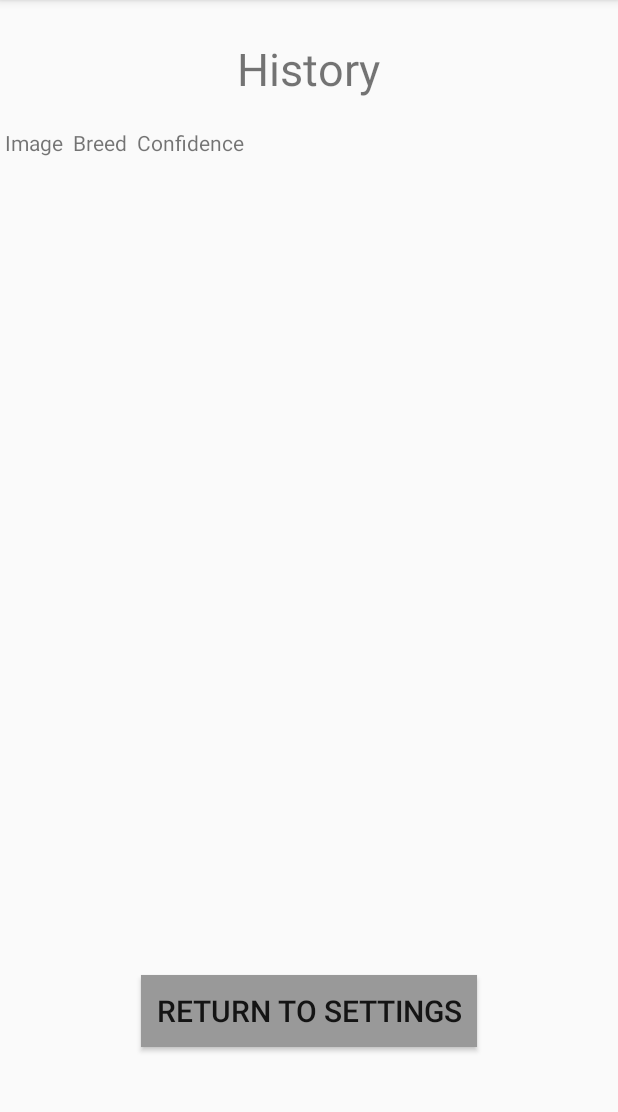
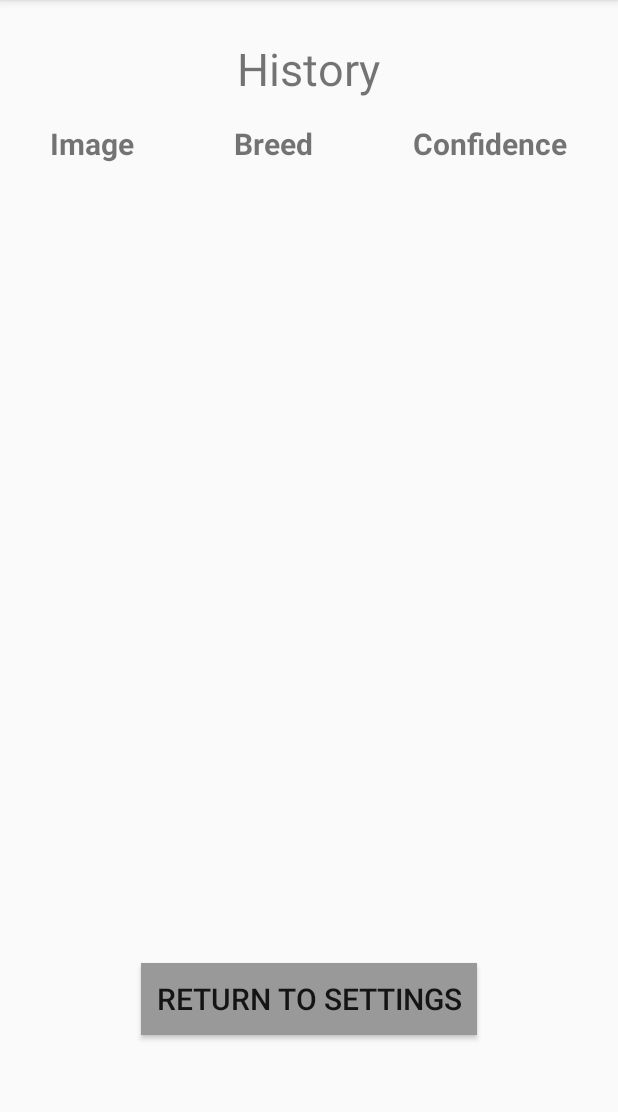
Before and after one commit to COSC481W-2020Fall/cosc481w-581-2020-fall-convoluted-classifiers, an Android app: the ThirdActivity screen opened directly, with no data from a screen before it, on a phone screen of 412 x 824 dp, the part 84-1196 px from its top. Run offline under Robolectric (Android 15) with nearby library versions, the phone set to English and light mode, and no system bars.

Commit message:
Adjusted table columns in history page and added column headers

```diff
--- a/CNNapp/app/src/main/java/com/example/cnnapp/FourthActivity.java
+++ b/CNNapp/app/src/main/java/com/example/cnnapp/FourthActivity.java
@@ -19,9 +19,6 @@ import android.widget.ImageView;
 import android.widget.ProgressBar;
 import android.widget.Toast;
 
-import org.json.JSONException;
-import org.json.JSONObject;
-
 import java.io.File;
 
 public class FourthActivity extends AppCompatActivity
@@ -34,7 +31,6 @@ public class FourthActivity extends AppCompatActivity
     Uri imgURI;
     File imgFile;
     ProgressBar progressBar;
-
 
     @Override
     protected void onCreate(Bundle savedInstanceState)
--- a/CNNapp/app/src/main/java/com/example/cnnapp/MainActivity.java
+++ b/CNNapp/app/src/main/java/com/example/cnnapp/MainActivity.java
@@ -125,6 +125,7 @@ public class MainActivity extends AppCompatActivity
         //Displays image that was taken to user from Camera
         if (requestCode == 1) {
             imgFile = new File(mCurrentPhotoPath);
+            selectedImage = Uri.parse(mCurrentPhotoPath);
             //Checks if File exists
             if (imgFile.exists()) {
                 //Displays image taken
@@ -156,7 +157,6 @@ public class MainActivity extends AppCompatActivity
 
             } catch (Exception e) {
                 Toast.makeText(this, e.getMessage(), Toast.LENGTH_LONG).show();
-
             }
         }
 
@@ -270,7 +270,6 @@ public class MainActivity extends AppCompatActivity
             }
         }
     }
-
 
     /* To fix image rotation issue */
     public Bitmap displayImage(Bitmap myBitmap)
--- a/CNNapp/app/src/main/java/com/example/cnnapp/ThirdActivity.java
+++ b/CNNapp/app/src/main/java/com/example/cnnapp/ThirdActivity.java
@@ -6,7 +6,6 @@ import android.graphics.BitmapFactory;
 import android.net.Uri;
 import android.os.Build;
 import android.os.Bundle;
-import android.provider.MediaStore;
 import android.util.TypedValue;
 import android.view.Menu;
 import android.view.MenuInflater;
@@ -70,30 +69,6 @@ public class ThirdActivity extends AppCompatActivity
                 TableLayout.LayoutParams.MATCH_PARENT,
                 TableLayout.LayoutParams.WRAP_CONTENT));
 
-        //Create row with column names
-        TextView labelImage = new TextView(this);
-        labelImage.setId(TableLayout.generateViewId());
-        labelImage.setText("Image");
-        labelImage.setPadding(5, 5, 5, 5);
-        trHead.addView(labelImage);
-
-        TextView labelBreed = new TextView(this);
-        labelBreed.setId(TableLayout.generateViewId());
-        labelBreed.setText("Breed");
-        labelBreed.setPadding(5, 5, 5, 5);
-        trHead.addView(labelBreed);
-
-        TextView labelConfidence = new TextView(this);
-        labelConfidence.setId(TableLayout.generateViewId());
-        labelConfidence.setText("Confidence");
-        labelConfidence.setPadding(5, 5, 5, 5);
-        trHead.addView(labelConfidence);
-
-        //Display row with column names
-        tl.addView(trHead, new TableLayout.LayoutParams(
-                TableLayout.LayoutParams.MATCH_PARENT,
-                TableLayout.LayoutParams.MATCH_PARENT));
-
         //Get amount of rows in database
         TableRow[] tr_head = new TableRow[list.size()];
         ImageView[] imageArray = new ImageView[list.size()];
@@ -113,27 +88,17 @@ public class ThirdActivity extends AppCompatActivity
             //Display dog image
             imageArray[i] = new ImageView(this);
             imageArray[i].setId(i+111);
-
-/*            //Convert image to bitmap
-            byte[] arr = list.get(i).getImage();
-            Bitmap myBitmap = BitmapFactory.decodeByteArray(arr, 0, arr.length);
-            imageArray[i].setImageBitmap(myBitmap);*/
-
             try {
                 String pathStr = list.get(i).getImage();
-                //File f = new File(pathStr);
                 Bitmap myBitmap = BitmapFactory.decodeFile(pathStr);
                 imageArray[i].setImageBitmap(myBitmap);
             }
-            catch(Exception e)
-            {
-                Toast.makeText(ThirdActivity.this, "here", Toast.LENGTH_LONG).show();
-            }
+            catch(Exception e) { }
 
             imageArray[i].setPadding(5, 5, 5, 5);
             tr_head[i].addView(imageArray[i]);
-            imageArray[i].getLayoutParams().height = 300;
-            imageArray[i].getLayoutParams().width= 400;
+            imageArray[i].getLayoutParams().height = 250;
+            imageArray[i].getLayoutParams().width= 350;
             imageArray[i].requestLayout();
 
             //Create the TextView breed
@@ -141,7 +106,8 @@ public class ThirdActivity extends AppCompatActivity
             textBreed[i].setId(i+111);
             textBreed[i].setText(list.get(i).getBreed());
             textBreed[i].setPadding(5, 5, 5, 5);
-            textBreed[i].setTextSize(TypedValue.COMPLEX_UNIT_SP, 20);
+            textBreed[i].setTextSize(TypedValue.COMPLEX_UNIT_SP, 18);
+            textBreed[i].setMaxWidth(400);
             tr_head[i].addView(textBreed[i]);
 
             //Create the TextView confidence
@@ -149,13 +115,13 @@ public class ThirdActivity extends AppCompatActivity
             textConfidence[i].setId(i+111);
             textConfidence[i].setText(list.get(i).getConfidence().substring(0, 4)  + "%");
             textConfidence[i].setPadding(5, 5, 5, 5);
-            textConfidence[i].setTextSize(TypedValue.COMPLEX_UNIT_SP, 20);
+            textConfidence[i].setTextSize(TypedValue.COMPLEX_UNIT_SP, 18);
             tr_head[i].addView(textConfidence[i]);
 
             //Add each row to table
             tl.addView(tr_head[i], new TableLayout.LayoutParams(
                     TableLayout.LayoutParams.MATCH_PARENT,
-                    TableLayout.LayoutParams.WRAP_CONTENT));
+                    TableLayout.LayoutParams.MATCH_PARENT));
         }
     }
 
--- a/CNNapp/app/src/main/res/layout/activity_third.xml
+++ b/CNNapp/app/src/main/res/layout/activity_third.xml
@@ -17,17 +17,56 @@
         android:textSize="30sp"
         android:layout_centerHorizontal= "true" />
 
+    <TableLayout
+        android:id="@+id/headers"
+        android:layout_width="match_parent"
+        android:layout_height="40dp"
+        android:layout_below="@+id/titleText"
+        android:stretchColumns="*" >
+        <TableRow>
+            <TextView
+                android:id="@+id/image"
+                android:layout_width="wrap_content"
+                android:layout_height="wrap_content"
+                android:text="Image"
+                android:textSize="20sp"
+                android:textStyle="bold"
+                android:textAlignment="center"
+                android:gravity="center_horizontal" />
+
+            <TextView
+                android:id="@+id/breed"
+                android:layout_width="wrap_content"
+                android:layout_height="wrap_content"
+                android:text="Breed"
+                android:textSize="20sp"
+                android:textStyle="bold"
+                android:textAlignment="center"
+                android:gravity="center_horizontal" />
+
+            <TextView
+                android:id="@+id/confidence"
+                android:layout_width="wrap_content"
+                android:layout_height="wrap_content"
+                android:text="Confidence"
+                android:textSize="20sp"
+                android:textStyle="bold"
+                android:textAlignment="center"
+                android:gravity="center_horizontal"/>
+        </TableRow>
+    </TableLayout>
+
     <ScrollView
         android:id="@+id/scroll"
         android:layout_width="match_parent"
-        android:layout_below="@id/titleText"
+        android:layout_below="@id/headers"
         android:layout_height="500dp" >
 
     <TableLayout
         android:id="@+id/main_table"
         android:layout_width="match_parent"
         android:layout_height="500dp"
-        android:layout_below="@id/titleText" />
+        android:layout_below="@id/headers" />
 
     </ScrollView>
 
@@ -37,7 +76,7 @@
         android:layout_width="wrap_content"
         android:layout_height="wrap_content"
         android:layout_below="@id/scroll"
-        android:layout_marginTop="68dp"
+        android:layout_marginTop="20dp"
         android:background="#999999"
         android:layout_centerHorizontal= "true"
         android:onClick="onButtonClick"
```
